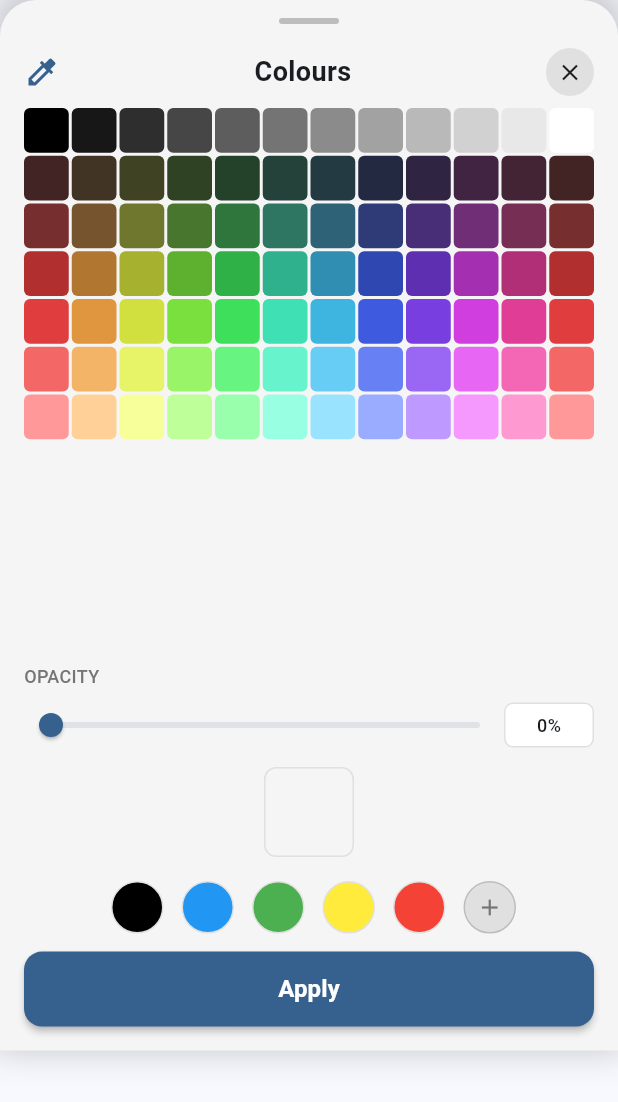
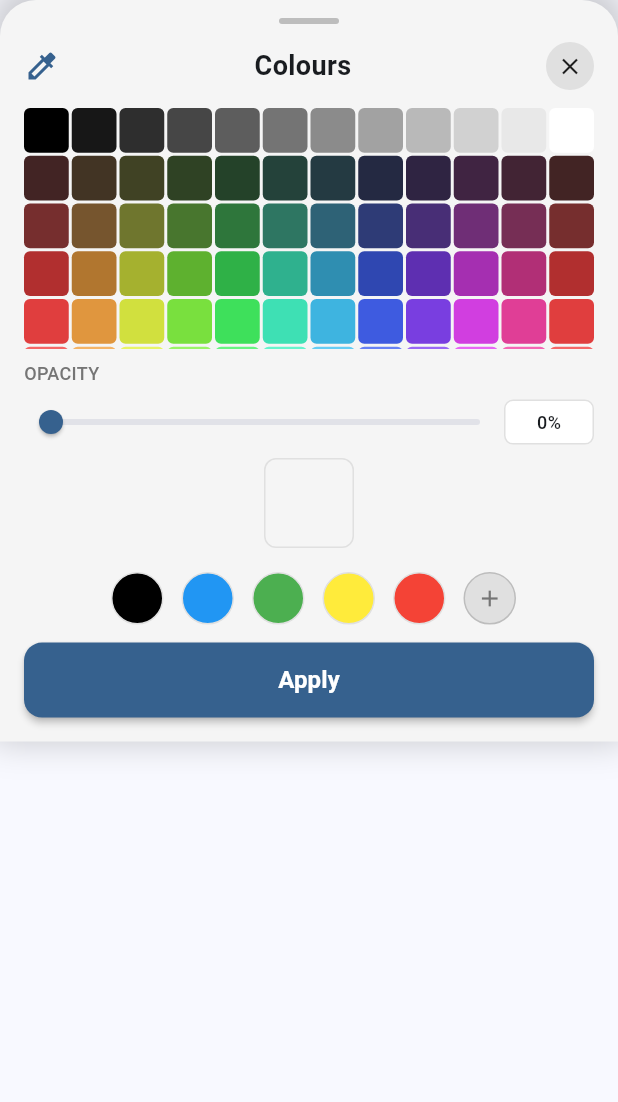
Before and after one commit to aycabadem/photo_collage, a Flutter app: what iOSColorPickerModal() shows on an empty page, opened directly with empty values, on a phone screen of 412 x 824 dp. Shown: the top 1102 px of the screen. Run offline on Flutter 3.47's test engine with Material 3 defaults, Android fonts, the light colour scheme and no system bars; our stand-ins replace image_gallery_saver, image_picker.

Commit message:
fix color picker ui

```diff
--- a/lib/widgets/ios_color_picker_modal.dart
+++ b/lib/widgets/ios_color_picker_modal.dart
@@ -41,7 +41,7 @@ class _iOSColorPickerModalState extends State<iOSColorPickerModal> {
       child: Container(
         width: MediaQuery.of(context).size.width,
         constraints: BoxConstraints(
-          maxHeight: MediaQuery.of(context).size.height * 0.85,
+          maxHeight: MediaQuery.of(context).size.height * 0.6,
         ),
         decoration: BoxDecoration(
           color: Colors.grey[100],
@@ -59,10 +59,10 @@ class _iOSColorPickerModalState extends State<iOSColorPickerModal> {
           ],
         ),
         child: Column(
-          mainAxisSize: MainAxisSize.min,
+          mainAxisSize: MainAxisSize.max,
           children: [
             _buildHeader(),
-            Flexible(child: _buildColorGrid()),
+            Expanded(child: _buildColorGrid()),
             _buildOpacitySlider(),
             _buildSavedColors(),
             const SizedBox(height: 12),
@@ -89,7 +89,7 @@ class _iOSColorPickerModalState extends State<iOSColorPickerModal> {
         ),
         // Header content
         Container(
-          padding: const EdgeInsets.symmetric(horizontal: 16, vertical: 8),
+          padding: const EdgeInsets.symmetric(horizontal: 16, vertical: 4),
           child: Row(
             children: [
               Icon(
@@ -127,7 +127,7 @@ class _iOSColorPickerModalState extends State<iOSColorPickerModal> {
     final colors = _generateColorGrid();
 
     return GridView.builder(
-      padding: const EdgeInsets.symmetric(horizontal: 16),
+      padding: const EdgeInsets.symmetric(horizontal: 16, vertical: 8),
       gridDelegate: const SliverGridDelegateWithFixedCrossAxisCount(
         crossAxisCount: 12,
         childAspectRatio: 1.0,
@@ -170,7 +170,7 @@ class _iOSColorPickerModalState extends State<iOSColorPickerModal> {
 
   Widget _buildOpacitySlider() {
     return Container(
-      padding: const EdgeInsets.symmetric(horizontal: 16, vertical: 12),
+      padding: const EdgeInsets.symmetric(horizontal: 16, vertical: 8),
       child: Column(
         crossAxisAlignment: CrossAxisAlignment.start,
         children: [
```
